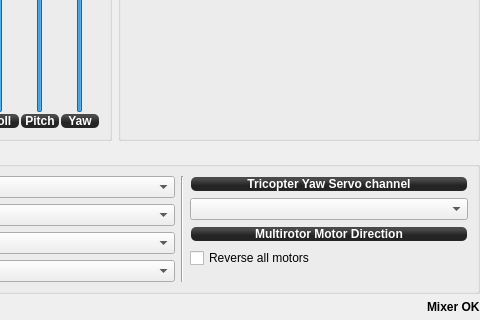
openpilot/OpenPilot, file ground/openpilotgcs/src/plugins/config/airframe_multirotor.ui: the form before one commit; both pictures show x 400 to 880 and y 288 to 608 of the 880 by 608 pixel window.
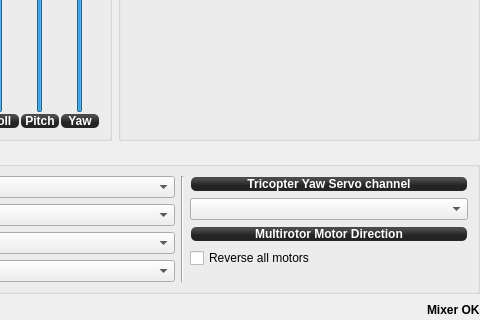
The form after the commit. Custom widgets are drawn as their Qt base class.

Commit message: OP-907 fixed minor spacing issue with multirotor mixer status line

```diff
--- a/ground/openpilotgcs/src/plugins/config/airframe_multirotor.ui
+++ b/ground/openpilotgcs/src/plugins/config/airframe_multirotor.ui
@@ -440,7 +440,7 @@
      <item>
       <widget class="QLabel" name="mrStatusLabel">
        <property name="sizePolicy">
-        <sizepolicy hsizetype="Fixed" vsizetype="Preferred">
+        <sizepolicy hsizetype="Preferred" vsizetype="Preferred">
          <horstretch>0</horstretch>
          <verstretch>0</verstretch>
         </sizepolicy>
@@ -455,7 +455,7 @@
         <string>Mixer OK</string>
        </property>
        <property name="alignment">
-        <set>Qt::AlignLeading|Qt::AlignLeft|Qt::AlignTop</set>
+        <set>Qt::AlignLeading|Qt::AlignLeft|Qt::AlignVCenter</set>
        </property>
       </widget>
      </item>
```
